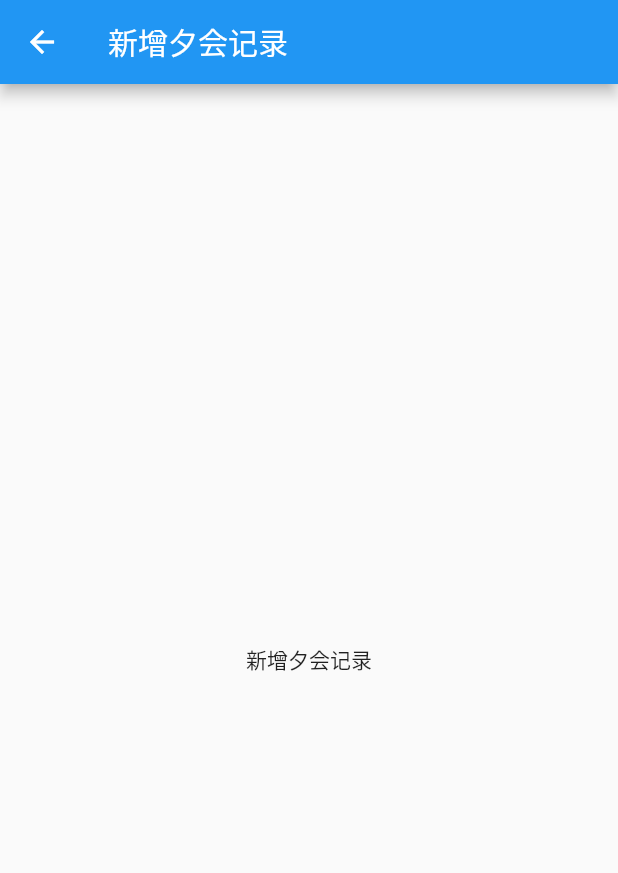
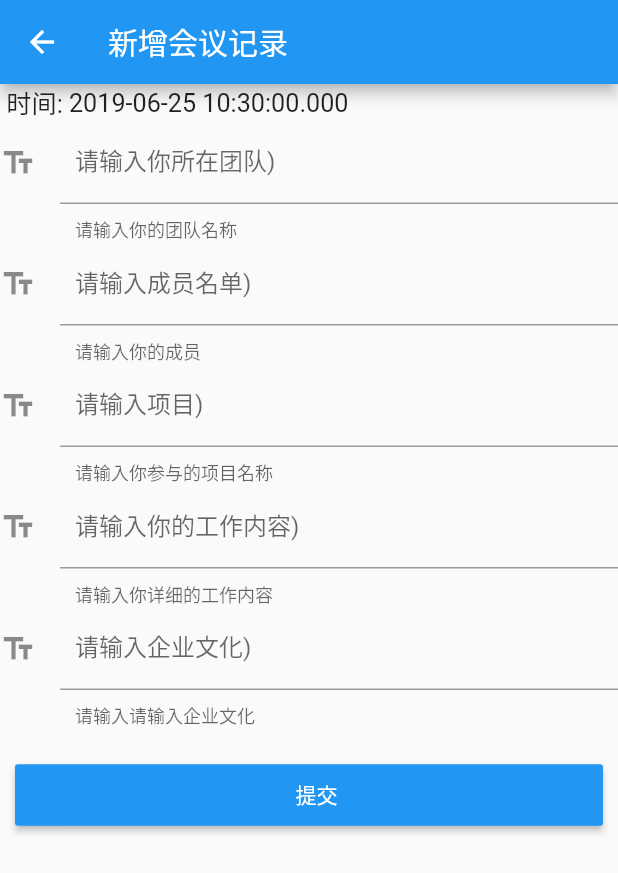
Before and after one commit to solopor/Mite, a Flutter app: the screen it shows after launch, scrolled down 576 dp, after a tap on the "add" icon, on a phone screen of 412 x 824 dp. Shown: the top 873 px of the screen. Run offline on Flutter 3.47's test engine with Material 2 defaults, Android fonts, the phone set to English and light mode, and no system bars; our stand-ins replace sqflite; missing offline and left inert: marquee_flutter; accounts and stored records are empty.

Commit message:
合并晨会和夕会添加记录的page

```diff
--- a/lib/main.dart
+++ b/lib/main.dart
@@ -4,6 +4,7 @@ import 'package:flutter/gestures.dart' show DragStartBehavior;
 import 'package:mite/page_meeting_moring_list.dart';
 import 'package:mite/page_meeting_evening_list.dart';
 import 'package:mite/page_setting.dart';
+import 'package:mite/page_meeting_add.dart';
 
 void main() => runApp(MyApp());
 
@@ -55,13 +56,13 @@ class _MainPageState extends State<MainPage> with SingleTickerProviderStateMixin
   @override
   Widget build(BuildContext context) {
     return  new Scaffold(
-//        floatingActionButton: new FloatingActionButton(
-//          elevation: 0.4,
-//          highlightElevation: 0.1,
-//          mini: false,
-//          child: Icon(Icons.add),
-//          onPressed: this._onAddClick,
-//        ),
+        floatingActionButton: new FloatingActionButton(
+          elevation: 0.4,
+          highlightElevation: 0.1,
+          mini: false,
+          child: Icon(Icons.add),
+          onPressed: this._onAddClick,
+        ),
         bottomNavigationBar: BottomNavigationBar(
           items: [
             BottomNavigationBarItem(icon: Icon(Icons.wb_sunny), title: Text(this.titles[0])),
@@ -86,13 +87,13 @@ class _MainPageState extends State<MainPage> with SingleTickerProviderStateMixin
     });
   }
 
-//  void _onAddClick() {
-//    Navigator.of(context).push(
-//        new MaterialPageRoute(
-//            builder: (context) {
-//              return new PageMeetingMoringAdd();
-//            }
-//        )
-//    );
-//  }
+  void _onAddClick() {
+    Navigator.of(context).push(
+        new MaterialPageRoute(
+            builder: (context) {
+              return new PageMeetingAdd();
+            }
+        )
+    );
+  }
 }
--- a/lib/page_meeting_morning_add.dart
+++ b/lib/page_meeting_add.dart
@@ -7,14 +7,14 @@ import 'package:mite/db/db_action.dart';
 
 //text: "客户第一 | 团结协作 | 重在执行 | 激情澎湃 | 积德行善",
 // ignore: must_be_immutable
-class PageMeetingMoringAdd extends StatefulWidget {
+class PageMeetingAdd extends StatefulWidget {
   @override
   State<StatefulWidget> createState() {
-    return new PageMeetingMoringAddState();
+    return new PageMeetingAddState();
   }
 }
 
-class PageMeetingMoringAddState extends State<PageMeetingMoringAdd> {
+class PageMeetingAddState extends State<PageMeetingAdd> {
   DateTime _dateTime;
   var result;
   DbAction dbAction = new DbActionImpl();
@@ -39,7 +39,7 @@ class PageMeetingMoringAddState extends State<PageMeetingMoringAdd> {
   Widget build(BuildContext context) {
     return Scaffold(
         appBar: AppBar(
-          title: Text('新增晨会记录'),
+          title: Text('新增会议记录'),
         ),
         body: Column(
           //测试Row对齐方式，排除Column默认居中对齐的干扰
--- a/lib/page_meeting_evening_add.dart
+++ /dev/null
@@ -1,16 +0,0 @@
-import 'package:flutter/material.dart';
-
-class PageMeetingEveningAdd extends StatelessWidget {
-
-  @override
-  Widget build(BuildContext context) {
-    return Scaffold(
-        appBar: AppBar(
-          title: Text('新增夕会记录'),
-        ),
-      body: Center(
-        child: new Text('新增夕会记录'),
-      )
-    );
-  }
-}
--- a/lib/page_meeting_evening_list.dart
+++ b/lib/page_meeting_evening_list.dart
@@ -1,6 +1,5 @@
 import 'package:flutter/material.dart';
 import 'package:mite/db/table/metting_record.dart';
-import 'package:mite/page_meeting_evening_add.dart';
 class PageMeetingEveningList extends StatelessWidget {
   @override
   Widget build(BuildContext context) {
@@ -79,9 +78,6 @@ class EveMeetingRecordWdgState extends State<EveMeetingRecordWdg> {
       backgroundColor: Color(0xfff5f5f5),
       appBar: AppBar(
         title: Text('夕会记录'),
-        actions: <Widget>[ //导航栏右侧菜单
-          IconButton(icon: Icon(Icons.add), onPressed: this._onAddClick),
-        ],
       ),
 //      floatingActionButton: new FloatingActionButton(
 //        elevation: 0.4,
@@ -112,11 +108,6 @@ class EveMeetingRecordWdgState extends State<EveMeetingRecordWdg> {
     );
   }
 
-  void _onAddClick() {
-    Navigator.of(context).push(new MaterialPageRoute(builder: (context) {
-      return new PageMeetingEveningAdd();
-    }));
-  }
 }
 
 class SingleMeetingRecordWdg extends StatelessWidget {
```
